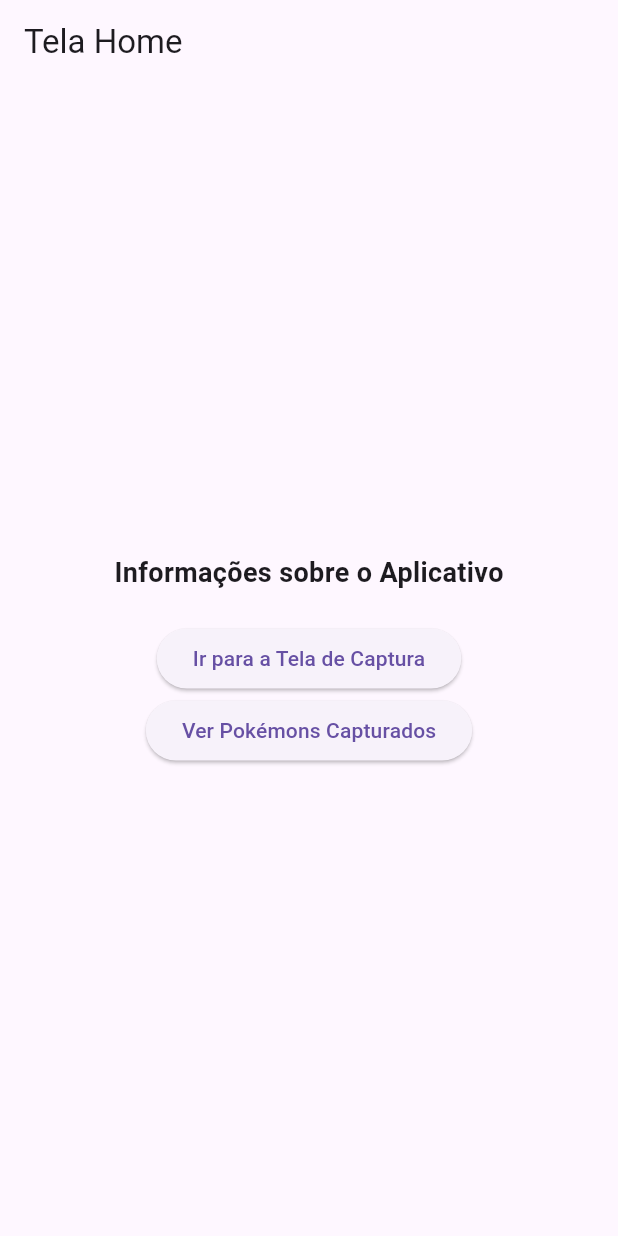
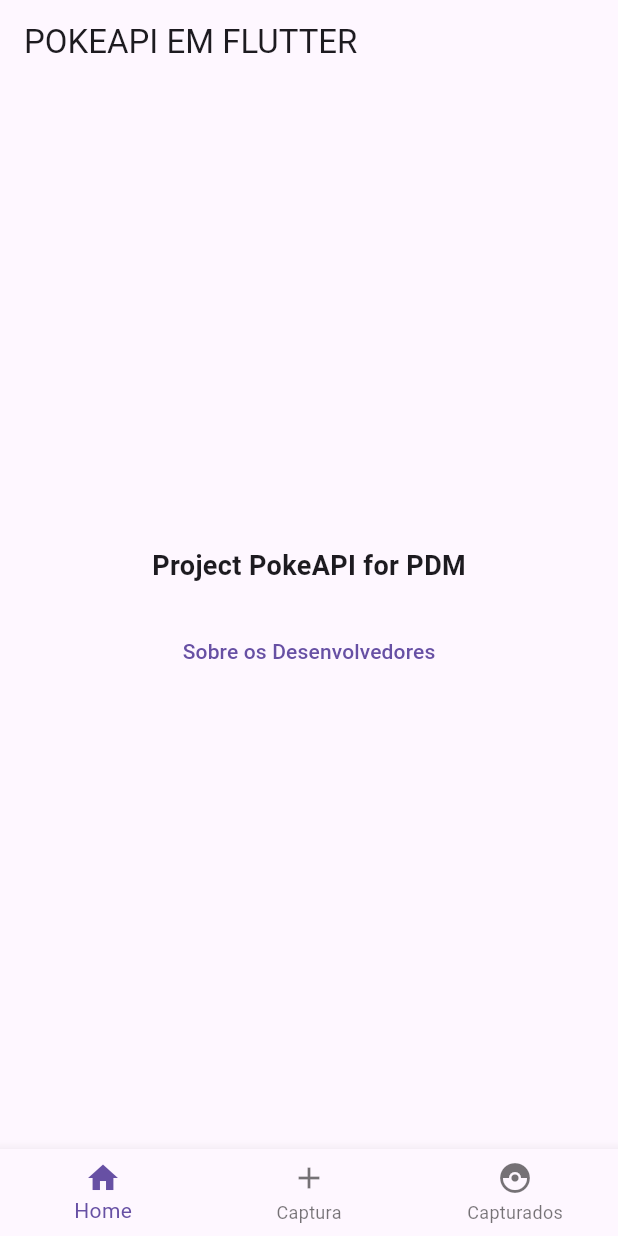
Before and after one commit to 3runoWilliam/Project-Pokedex-Flutter, a Flutter app: the screen it shows after launch, on a phone screen of 412 x 824 dp. Run offline on Flutter 3.47's test engine with Material 3 defaults, Android fonts, the phone set to English and light mode, and no system bars; our stand-ins replace connectivity_plus, floor, sqflite; accounts and stored records are empty; generated files the repository leaves out were written again.

Commit message:
finish project

```diff
--- a/lib/widgets/TelaCaptura.dart
+++ b/lib/widgets/TelaCaptura.dart
@@ -17,7 +17,7 @@ class _TelaCapturaState extends State<TelaCaptura> {
   late PokemonDatabaseHelper _pokemonDatabaseHelper;
 
   final String _pokeApiBaseUrl = 'https://pokeapi.co/api/v2/pokemon';
-  final String _apiKey = 'SUA_CHAVE_DE_API_AQUI'; // Substitua pela sua chave de API
+  final String _apiKey = 'Project PDM';
 
   @override
   void initState() {
@@ -64,9 +64,12 @@ class _TelaCapturaState extends State<TelaCaptura> {
   }
 
   Future<void> _carregarPokemonsDisponiveis() async {
-    List<int> idsPokemons = List.generate(6, (index) => index + 1);
+    List<int> idsPokemons = List.generate(1017, (index) => index + 1);
+    idsPokemons.shuffle();
 
-    for (int id in idsPokemons) {
+    List<int> idsSelecionados = idsPokemons.sublist(0, 6);
+
+    for (int id in idsSelecionados) {
       await _carregarDetalhesPokemon(id);
     }
   }
--- a/lib/widgets/TelaHome.dart
+++ b/lib/widgets/TelaHome.dart
@@ -1,45 +1,82 @@
 import 'package:flutter/material.dart';
 import 'package:project_pokedex_flutter/widgets/TelaCaptura.dart';
-import 'package:project_pokedex_flutter/widgets/TelaPokemonsCapturados.dart'; // Importe a tela de captura
+import 'package:project_pokedex_flutter/widgets/TelaPokemonsCapturados.dart';
+import 'package:project_pokedex_flutter/widgets/TelaSobre.dart'; // Importe a tela Sobre
 
-class TelaHome extends StatelessWidget {
+class TelaHome extends StatefulWidget {
   const TelaHome({Key? key}) : super(key: key);
+
+  @override
+  _TelaHomeState createState() => _TelaHomeState();
+}
+
+class _TelaHomeState extends State<TelaHome> {
+  int _selectedIndex = 0;
+  List<Widget> _telas = [
+    TelaHomeConteudo(),
+    TelaCaptura(),
+    TelaPokemonCapturado(),
+  ];
 
   @override
   Widget build(BuildContext context) {
     return Scaffold(
       appBar: AppBar(
-        title: const Text('Tela Home'),
+        title: const Text('POKEAPI EM FLUTTER'),
       ),
-      body: Center(
+      body: _telas[_selectedIndex],
+      bottomNavigationBar: BottomNavigationBar(
+        currentIndex: _selectedIndex,
+        onTap: _onItemTapped,
+        items: const [
+          BottomNavigationBarItem(
+            icon: Icon(Icons.home),
+            label: 'Home',
+          ),
+          BottomNavigationBarItem(
+            icon: Icon(Icons.add),
+            label: 'Captura',
+          ),
+          BottomNavigationBarItem(
+            icon: Icon(Icons.catching_pokemon),
+            label: 'Capturados',
+          ),
+        ],
+      ),
+    );
+  }
+
+  void _onItemTapped(int index) {
+    setState(() {
+      _selectedIndex = index;
+    });
+  }
+}
+
+class TelaHomeConteudo extends StatelessWidget {
+  const TelaHomeConteudo({Key? key}) : super(key: key);
+
+  @override
+  Widget build(BuildContext context) {
+    return Center(
       child: Column(
         mainAxisAlignment: MainAxisAlignment.center,
         children: [
           const Text(
-              'Informações sobre o Aplicativo',
+            'Project PokeAPI for PDM',
             style: TextStyle(fontSize: 18, fontWeight: FontWeight.bold),
           ),
-            SizedBox(height: 20),
-            ElevatedButton(
+          const SizedBox(height: 20),
+          TextButton(
             onPressed: () {
               Navigator.push(
                 context,
-                  MaterialPageRoute(builder: (context) => TelaCaptura()),
+                MaterialPageRoute(builder: (context) => TelaSobre()),
               );
             },
-              child: Text('Ir para a Tela de Captura'),
-            ),
-            ElevatedButton(
-              onPressed: () {
-                Navigator.push(
-                  context,
-                  MaterialPageRoute(builder: (context) => TelaPokemonCapturado()),
-                );
-              },
-              child: Text('Ver Pokémons Capturados'),
+            child: const Text('Sobre os Desenvolvedores'),
           ),
         ],
-        ),
       ),
     );
   }
```
Also changed, not shown: lib/widgets/TelaSobre.dart (added, +38 -0 lines), lib/widgets/TelaSoltarPokemon.dart (+15 -10 lines). Lines whose indentation alone changed are shown as unchanged.
